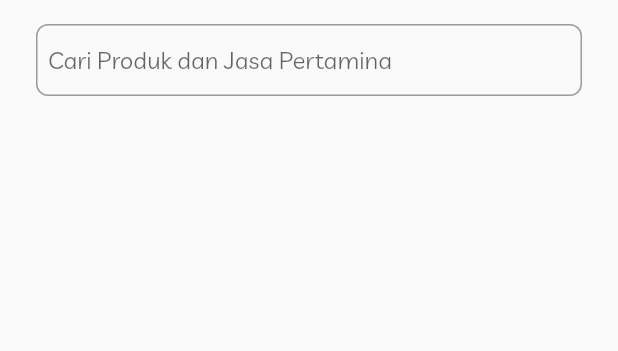
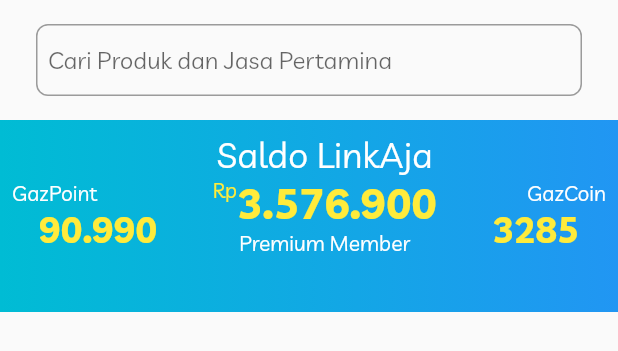
Before and after one commit to Renziera/GazBack, a Flutter app: the HomePage widget shown alone on an empty page, opened directly, on a phone screen of 412 x 824 dp. Shown: the top 351 px of the screen. Run offline on Flutter 3.47's test engine with Material 2 defaults, Android fonts, the phone set to English and light mode, and no system bars; our stand-ins replace cloud_firestore, firebase_auth; missing offline and left inert: firebase_livestream_ml_vision; accounts and stored records are empty.

Commit message:
Sebelum berangkat :)

```diff
--- a/gazback/lib/home.dart
+++ b/gazback/lib/home.dart
@@ -14,6 +14,7 @@
     SizedBox.shrink(),
     SizedBox.shrink(),
   ];
+
   @override
   Widget build(BuildContext context) {
     return Scaffold(
--- a/gazback/lib/page_home.dart
+++ b/gazback/lib/page_home.dart
@@ -17,8 +17,90 @@
                       borderRadius: BorderRadius.circular(8))),
             ),
           ),
+          Saldo(),
         ],
       ),
     );
   }
 }
+
+class Saldo extends StatelessWidget {
+  @override
+  Widget build(BuildContext context) {
+    return Container(
+      decoration: BoxDecoration(
+        gradient: LinearGradient(
+          begin: Alignment.centerLeft,
+          end: Alignment.centerRight,
+          colors: [
+            Colors.cyan,
+            Colors.blue,
+          ],
+        ),
+      ),
+      height: 128,
+      padding: EdgeInsets.all(8),
+      child: Row(
+        mainAxisAlignment: MainAxisAlignment.spaceBetween,
+        children: <Widget>[
+          Column(
+            mainAxisSize: MainAxisSize.min,
+            crossAxisAlignment: CrossAxisAlignment.start,
+            children: <Widget>[
+              Text('GazPoint', style: TextStyle(color: Colors.white)),
+              Text(
+                '   90.990',
+                style: TextStyle(
+                  color: Colors.yellow,
+                  fontSize: 24,
+                  fontWeight: FontWeight.bold,
+                ),
+              ),
+            ],
+          ),
+          Column(
+            children: <Widget>[
+              Text('Saldo LinkAja',
+                  style: TextStyle(color: Colors.white, fontSize: 24)),
+              Row(
+                mainAxisSize: MainAxisSize.min,
+                crossAxisAlignment: CrossAxisAlignment.start,
+                children: <Widget>[
+                  Text(
+                    'Rp',
+                    style: TextStyle(color: Colors.yellow),
+                  ),
+                  Text(
+                    '3.576.900',
+                    style: TextStyle(
+                      color: Colors.yellow,
+                      fontSize: 28,
+                      fontWeight: FontWeight.bold,
+                    ),
+                  ),
+                ],
+              ),
+              Text('Premium Member',
+                  style: TextStyle(color: Colors.white, fontSize: 14)),
+            ],
+          ),
+          Column(
+            mainAxisSize: MainAxisSize.min,
+            crossAxisAlignment: CrossAxisAlignment.end,
+            children: <Widget>[
+              Text('GazCoin', style: TextStyle(color: Colors.white)),
+              Text(
+                '3285   ',
+                style: TextStyle(
+                  color: Colors.yellow,
+                  fontSize: 24,
+                  fontWeight: FontWeight.bold,
+                ),
+              ),
+            ],
+          ),
+        ],
+      ),
+    );
+  }
+}
```
